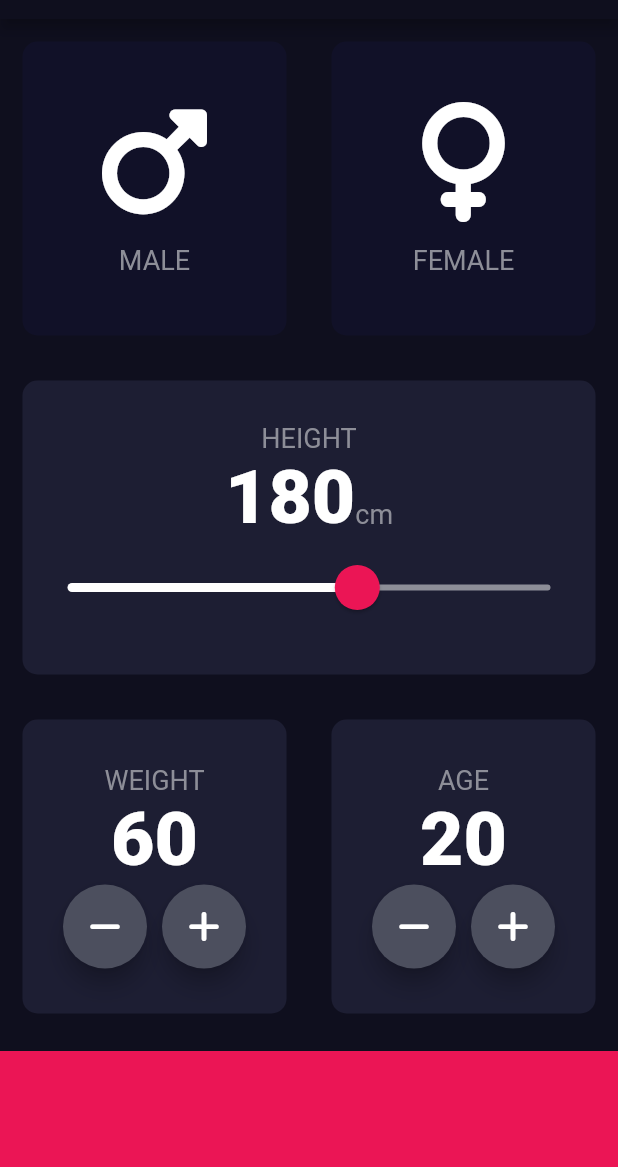
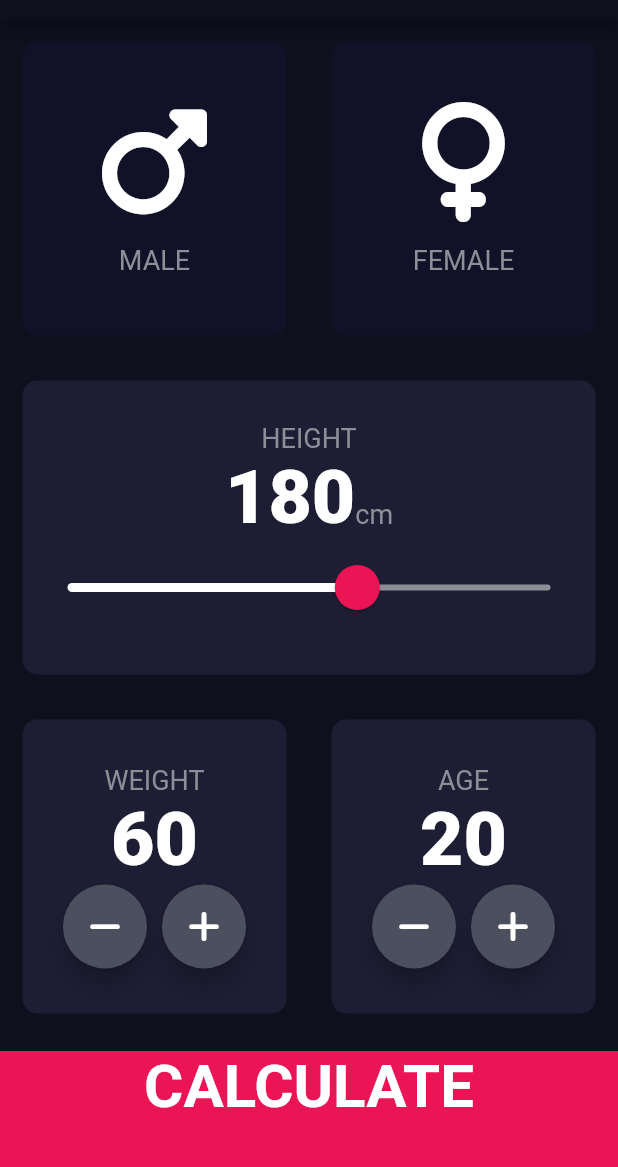
Before and after one commit to Saifee-11/bmi-calculator, a Flutter app: the screen it shows after launch, on a phone screen of 412 x 824 dp, the part 65-1232 px from its top. Run offline on Flutter 3.47's test engine with Material 2 defaults, Android fonts, the phone set to English and light mode, and no system bars; our stand-ins replace font_awesome_flutter.

```diff
--- a/lib/input_page.dart
+++ b/lib/input_page.dart
@@ -1,3 +1,4 @@
+import 'package:bmi_calculator_flutter/results_page.dart';
 import 'package:flutter/material.dart';
 import 'package:font_awesome_flutter/font_awesome_flutter.dart';
 import 'icon_content.dart';
@@ -180,11 +181,23 @@ class _InputPageState extends State<InputPage> {
                 ),),)
             ],
           )),
-          Container(
-            color: kBottomContainerColor,
-            margin: EdgeInsets.only(top: 10.0),
-            width: double.infinity,
-            height: kBottomContainerHeight,
+          GestureDetector(
+            onTap: (){
+              Navigator.push(context, MaterialPageRoute(builder: (context) => ResultsPage())
+              );
+            },
+            child: Container(
+              child: Text('CALCULATE',
+              style: TextStyle(
+                fontSize: 40.0,
+                fontWeight: FontWeight.bold
+              ),
+              textAlign: TextAlign.center,),
+              color: kBottomContainerColor,
+              margin: EdgeInsets.only(top: 10.0),
+              width: double.infinity,
+              height: kBottomContainerHeight,
+            ),
           )
         ],
       )
```
Also changed, not shown: lib/results_page.dart (added, +13 -0 lines).
